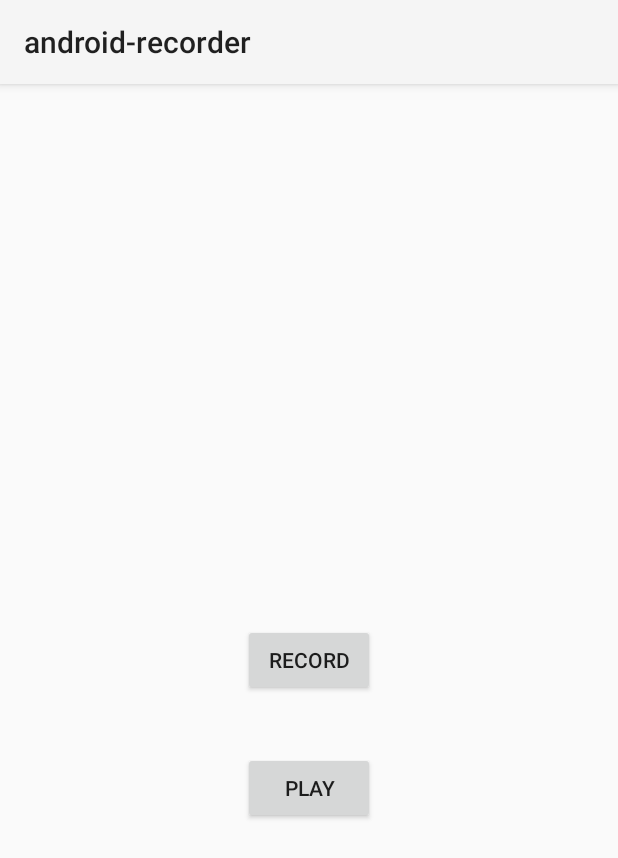
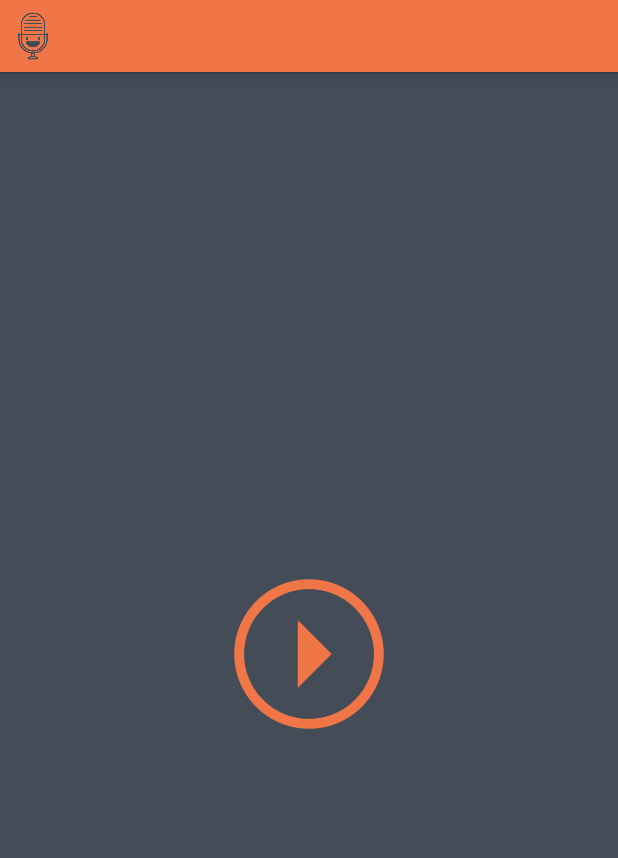
Before and after one commit to garethpaul/android-audio-recorder, an Android app: the screen it shows after launch (MainActivity), on a phone screen of 412 x 824 dp. Shown: the top 858 px of the screen. Run offline under Robolectric (Android 15) with nearby library versions, the light colour scheme and no system bars.

Commit message:
adding some polish

```diff
--- a/app/src/main/java/gpj/android_recorder/MainActivity.java
+++ b/app/src/main/java/gpj/android_recorder/MainActivity.java
@@ -12,6 +12,7 @@ import android.view.MenuItem;
 import android.view.View;
 import android.view.ViewGroup;
 import android.widget.Button;
+import android.widget.ImageButton;
 import android.widget.LinearLayout;
 
 import java.io.IOException;
@@ -24,10 +25,10 @@ public class MainActivity extends Activity {
     private static final String LOG_TAG = "AudioRecordTest";
     private static String mFileName = null;
 
-    private Button mRecordButton = null;
+    private ImageButton mRecordButton = null;
     private MediaRecorder mRecorder = null;
 
-    private Button   mPlayButton = null;
+    private ImageButton mPlayButton = null;
     private MediaPlayer mPlayer = null;
 
 
@@ -90,8 +91,6 @@ public class MainActivity extends Activity {
         mRecorder = null;
     }
 
-
-
     public MainActivity() {
         mFileName = Environment.getExternalStorageDirectory().getAbsolutePath();
         mFileName += "/audiorecordtest.3gp";
@@ -100,20 +99,27 @@ public class MainActivity extends Activity {
     @Override
     public void onCreate(Bundle icicle) {
         super.onCreate(icicle);
+
+        getActionBar().setDisplayShowTitleEnabled(false);
+        getActionBar().setIcon(R.drawable.logo);
+
         setContentView(R.layout.activity_main);
 
         final boolean[] mStartRecording = {true};
-        mRecordButton = (Button) findViewById(R.id.record);
+        mRecordButton = (ImageButton) findViewById(R.id.record);
         mRecordButton.setOnClickListener(new View.OnClickListener() {
             public void onClick(View v) {
                 // Do something in response to button click
 
                 if (mStartRecording[0]) {
                     startRecording();
-                    mRecordButton.setText("Stop recording");
+                    mRecordButton.setVisibility(View.VISIBLE);
+                    mRecordButton.setImageResource(R.drawable.stop);
                 } else {
                     stopRecording();
-                    mRecordButton.setText("Start recording");
+                    mRecordButton.setVisibility(View.INVISIBLE);
+                    mPlayButton.setVisibility(View.VISIBLE);
+                    mPlayButton.setImageResource(R.drawable.play);
                 }
                 mStartRecording[0] = !mStartRecording[0];
             }
@@ -121,16 +127,19 @@ public class MainActivity extends Activity {
 
 
         final boolean[] mStartPlaying = {true};
-        mPlayButton = (Button) findViewById(R.id.play);
+        mPlayButton = (ImageButton) findViewById(R.id.play);
         mPlayButton.setOnClickListener(new View.OnClickListener() {
             public void onClick(View v) {
                 onPlay(mStartPlaying[0]);
                 if (mStartPlaying[0]) {
                     startPlaying();
-                    mPlayButton.setText("Stop playing");
+                    mPlayButton.setVisibility(View.VISIBLE);
+                    mPlayButton.setImageResource(R.drawable.stop);
                 } else {
                     stopPlaying();
-                    mPlayButton.setText("Start playing");
+                    mPlayButton.setVisibility(View.INVISIBLE);
+                    mRecordButton.setVisibility(View.VISIBLE);
+                    mRecordButton.setImageResource(R.drawable.record);
                 }
                 mStartPlaying[0] = !mStartPlaying[0];
             }
--- a/app/src/main/res/layout/activity_main.xml
+++ b/app/src/main/res/layout/activity_main.xml
@@ -3,23 +3,32 @@
     android:layout_height="match_parent" android:paddingLeft="@dimen/activity_horizontal_margin"
     android:paddingRight="@dimen/activity_horizontal_margin"
     android:paddingTop="@dimen/activity_vertical_margin"
-    android:paddingBottom="@dimen/activity_vertical_margin" tools:context=".MainActivity">
+    android:paddingBottom="@dimen/activity_vertical_margin"
+    android:background="#444C58"
+    tools:context=".MainActivity">
 
-    <Button
-        android:layout_width="wrap_content"
-        android:layout_height="wrap_content"
-        android:text="Record"
+
+    <ImageButton
+        android:layout_width="100dip"
+        android:layout_height="100dip"
         android:id="@+id/record"
+        android:background="@android:color/transparent"
+        android:src="@drawable/play"
+        android:adjustViewBounds="true"
+        android:scaleType="fitCenter"
         android:layout_centerVertical="true"
         android:layout_centerHorizontal="true" />
 
-    <Button
-        android:layout_width="wrap_content"
-        android:layout_height="wrap_content"
-        android:text="Play"
+    <ImageButton
+        android:layout_width="100dip"
+        android:layout_height="100dip"
         android:id="@+id/play"
-        android:layout_below="@+id/record"
-        android:layout_centerHorizontal="true"
-        android:layout_marginTop="37dp" />
+        android:adjustViewBounds="true"
+        android:scaleType="fitCenter"
+        android:background="@android:color/transparent"
+        android:src="@drawable/record"
+        android:layout_centerVertical="true"
+        android:layout_alignStart="@+id/record"
+        android:visibility="invisible" />
 
 </RelativeLayout>
--- a/app/src/main/res/values-v21/styles.xml
+++ b/app/src/main/res/values-v21/styles.xml
@@ -1,5 +1,15 @@
-<?xml version="1.0" encoding="utf-8"?>
 <resources>
-    <style name="AppTheme" parent="android:Theme.Material.Light">
+
+    <!-- Base application theme. -->
+    <style name="AppTheme" parent="android:Theme.Holo.Light.DarkActionBar">
+        <!-- Customize your theme here. -->
+        <item name="android:actionBarStyle">@style/MyActionBar</item>
     </style>
+
+    <!-- ActionBar styles -->
+    <style name="MyActionBar"
+        parent="@android:style/Widget.Holo.Light.ActionBar.Solid.Inverse">
+        <item name="android:background">#F07547</item>
+    </style>
+
 </resources>
--- a/app/src/main/res/values/styles.xml
+++ b/app/src/main/res/values/styles.xml
@@ -3,6 +3,13 @@
     <!-- Base application theme. -->
     <style name="AppTheme" parent="android:Theme.Holo.Light.DarkActionBar">
         <!-- Customize your theme here. -->
+        <item name="android:actionBarStyle">@style/MyActionBar</item>
+    </style>
+
+    <!-- ActionBar styles -->
+    <style name="MyActionBar"
+        parent="@android:style/Widget.Holo.Light.ActionBar.Solid.Inverse">
+        <item name="android:background">#F07547</item>
     </style>
 
 </resources>
```
Also changed, not shown: app/src/main/res/drawable/logo.png (added), app/src/main/res/drawable/play.png (added), app/src/main/res/drawable/record.png (added), app/src/main/res/drawable/stop.png (added).
